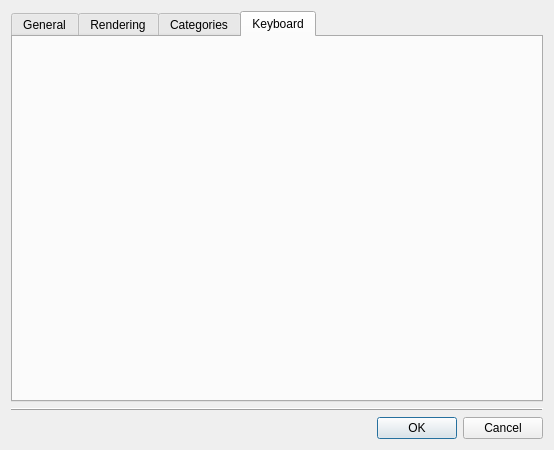
Old version of the form qt/lc_qpreferencesdialog.ui in the repository ldraw-linux/leocad.
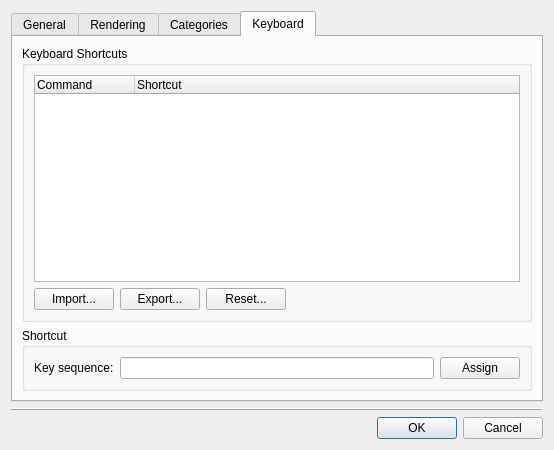
New version of the form. The open tabs and pages were chosen to show the change.

Commit message: Added keyboard preferences.

The edit to the form file:
```diff
--- a/qt/lc_qpreferencesdialog.ui
+++ b/qt/lc_qpreferencesdialog.ui
@@ -416,7 +416,121 @@
       <attribute name="title">
        <string>Keyboard</string>
       </attribute>
-      <layout class="QVBoxLayout" name="verticalLayout_2"/>
+      <layout class="QVBoxLayout" name="verticalLayout_2">
+       <item>
+        <layout class="QHBoxLayout" name="horizontalLayout_4">
+         <item>
+          <layout class="QVBoxLayout" name="verticalLayout_5">
+           <item>
+            <widget class="QGroupBox" name="groupBox">
+             <property name="title">
+              <string>Keyboard Shortcuts</string>
+             </property>
+             <layout class="QVBoxLayout" name="verticalLayout_6">
+              <item>
+               <widget class="QTreeWidget" name="commandList">
+                <property name="rootIsDecorated">
+                 <bool>false</bool>
+                </property>
+                <property name="uniformRowHeights">
+                 <bool>true</bool>
+                </property>
+                <column>
+                 <property name="text">
+                  <string>Command</string>
+                 </property>
+                </column>
+                <column>
+                 <property name="text">
+                  <string>Shortcut</string>
+                 </property>
+                </column>
+               </widget>
+              </item>
+              <item>
+               <layout class="QHBoxLayout" name="horizontalLayout_9">
+                <item>
+                 <widget class="QPushButton" name="shortcutsImport">
+                  <property name="text">
+                   <string>Import...</string>
+                  </property>
+                 </widget>
+                </item>
+                <item>
+                 <widget class="QPushButton" name="shortcutsExport">
+                  <property name="text">
+                   <string>Export...</string>
+                  </property>
+                 </widget>
+                </item>
+                <item>
+                 <widget class="QPushButton" name="shortcutsReset">
+                  <property name="text">
+                   <string>Reset...</string>
+                  </property>
+                 </widget>
+                </item>
+                <item>
+                 <spacer name="horizontalSpacer_3">
+                  <property name="orientation">
+                   <enum>Qt::Horizontal</enum>
+                  </property>
+                  <property name="sizeHint" stdset="0">
+                   <size>
+                    <width>40</width>
+                    <height>20</height>
+                   </size>
+                  </property>
+                 </spacer>
+                </item>
+               </layout>
+              </item>
+             </layout>
+            </widget>
+           </item>
+           <item>
+            <layout class="QHBoxLayout" name="horizontalLayout_6"/>
+           </item>
+           <item>
+            <widget class="QGroupBox" name="shortcutGroup">
+             <property name="title">
+              <string>Shortcut</string>
+             </property>
+             <layout class="QHBoxLayout" name="horizontalLayout_5">
+              <item>
+               <widget class="QLabel" name="label_7">
+                <property name="text">
+                 <string>Key sequence:</string>
+                </property>
+                <property name="buddy">
+                 <cstring>shortcutEdit</cstring>
+                </property>
+               </widget>
+              </item>
+              <item>
+               <widget class="QLineEdit" name="shortcutEdit"/>
+              </item>
+              <item>
+               <widget class="QPushButton" name="shortcutAssign">
+                <property name="text">
+                 <string>Assign</string>
+                </property>
+               </widget>
+              </item>
+             </layout>
+             <zorder>shortcutEdit</zorder>
+             <zorder>label_7</zorder>
+             <zorder>shortcutAssign</zorder>
+            </widget>
+           </item>
+          </layout>
+         </item>
+         <item>
+          <layout class="QVBoxLayout" name="verticalLayout_4"/>
+         </item>
+        </layout>
+       </item>
+      </layout>
      </widget>
     </widget>
    </item>
```
Left out of the diff: 20 changed lines with no effect on the pictures. The commit also changes 18 other files.
